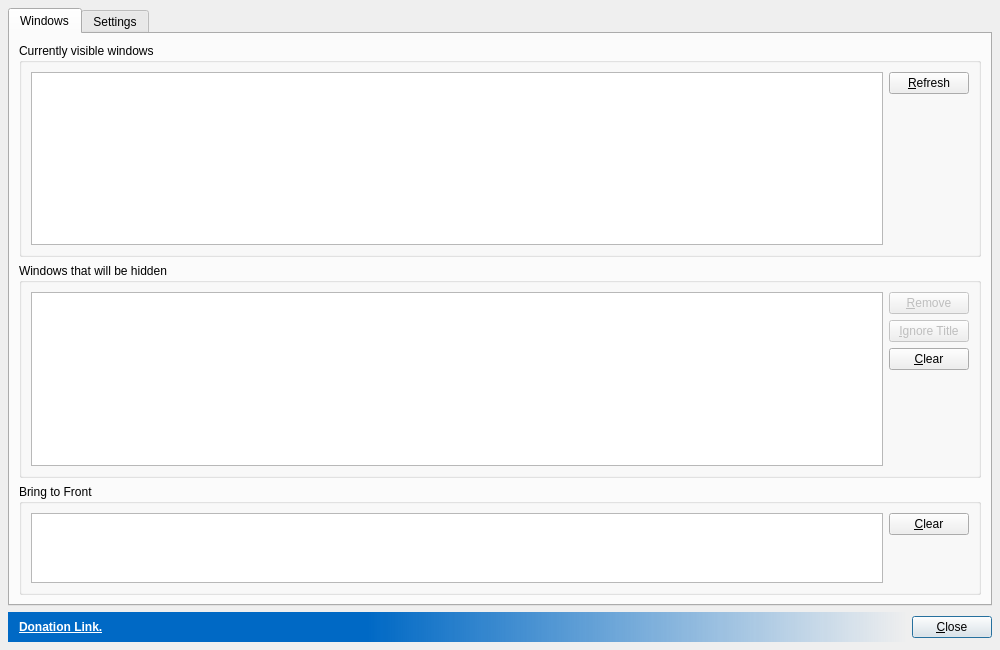
Old version of the form src/bosskeydialog.ui in the repository solaristhesun/bosskey.
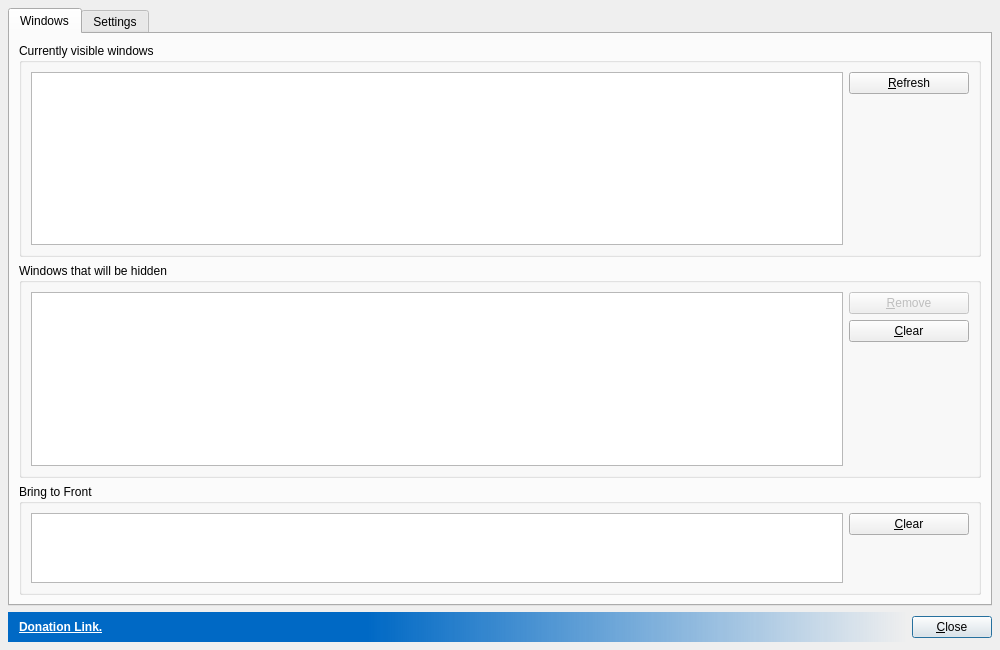
New version of the form. The open tabs and pages were chosen to show the change. Icons and pictures are not drawn. Custom widgets are drawn as their Qt base class.

Commit message: removed ignore title button, only context menu (closes #12)

Diff of the .ui file:
```diff
--- a/src/bosskeydialog.ui
+++ b/src/bosskeydialog.ui
@@ -127,6 +127,12 @@
                  <layout class="QVBoxLayout" name="verticalLayout_3">
                   <item>
                    <widget class="QPushButton" name="refreshButton">
+                    <property name="minimumSize">
+                     <size>
+                      <width>120</width>
+                      <height>0</height>
+                     </size>
+                    </property>
                     <property name="text">
                      <string>&amp;Refresh</string>
                     </property>
@@ -220,6 +226,12 @@
                     <property name="enabled">
                      <bool>false</bool>
                     </property>
+                    <property name="minimumSize">
+                     <size>
+                      <width>120</width>
+                      <height>0</height>
+                     </size>
+                    </property>
                     <property name="text">
                      <string>&amp;Remove</string>
                     </property>
@@ -229,18 +241,14 @@
                     </property>
                    </widget>
                   </item>
-                  <item>
-                   <widget class="QPushButton" name="toggleIgnoreButton">
-                    <property name="enabled">
-                     <bool>false</bool>
-                    </property>
-                    <property name="text">
-                     <string>&amp;Ignore Title</string>
-                    </property>
-                   </widget>
-                  </item>
                   <item>
                    <widget class="QPushButton" name="clearButton">
+                    <property name="minimumSize">
+                     <size>
+                      <width>120</width>
+                      <height>0</height>
+                     </size>
+                    </property>
                     <property name="text">
                      <string>&amp;Clear</string>
                     </property>
@@ -325,6 +333,12 @@
                  <layout class="QVBoxLayout" name="verticalLayout_10">
                   <item>
                    <widget class="QPushButton" name="clearBringToFrontButton">
+                    <property name="minimumSize">
+                     <size>
+                      <width>120</width>
+                      <height>0</height>
+                     </size>
+                    </property>
                     <property name="text">
                      <string>&amp;Clear</string>
                     </property>
```
Left out of the diff: 21 changed lines with no effect on the pictures. The commit also changes 5 other files.
